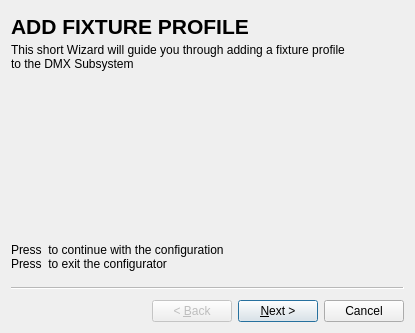
Qt form Config/addfixtureprofile.ui (Stavro-Purdie/Universal-Digital-Visual-Follow-Spot-Interfacing-System) before a commit.
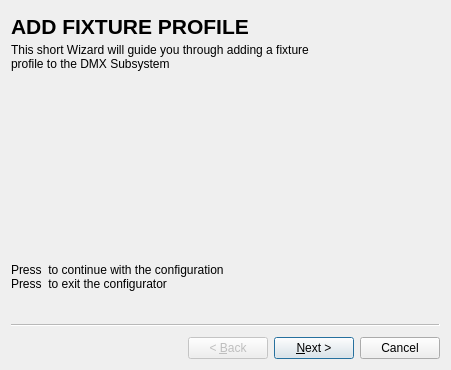
The same form after that commit.

The edit to the form file:
```diff
--- a/Config/addfixtureprofile.ui
+++ b/Config/addfixtureprofile.ui
@@ -6,8 +6,8 @@
    <rect>
     <x>0</x>
     <y>0</y>
-    <width>415</width>
-    <height>333</height>
+    <width>451</width>
+    <height>370</height>
    </rect>
   </property>
   <property name="windowTitle">
@@ -37,15 +37,15 @@
      </rect>
     </property>
     <property name="text">
-     <string>This short Wizard will guide you through adding a fixture profile
-to the DMX Subsystem</string>
+     <string>This short Wizard will guide you through adding a fixture 
+profile to the DMX Subsystem</string>
     </property>
    </widget>
    <widget class="QLabel" name="label_24">
     <property name="geometry">
      <rect>
       <x>0</x>
-      <y>220</y>
+      <y>240</y>
       <width>371</width>
       <height>51</height>
      </rect>
```
Left out of the diff: 84 changed lines with no effect on the pictures.
